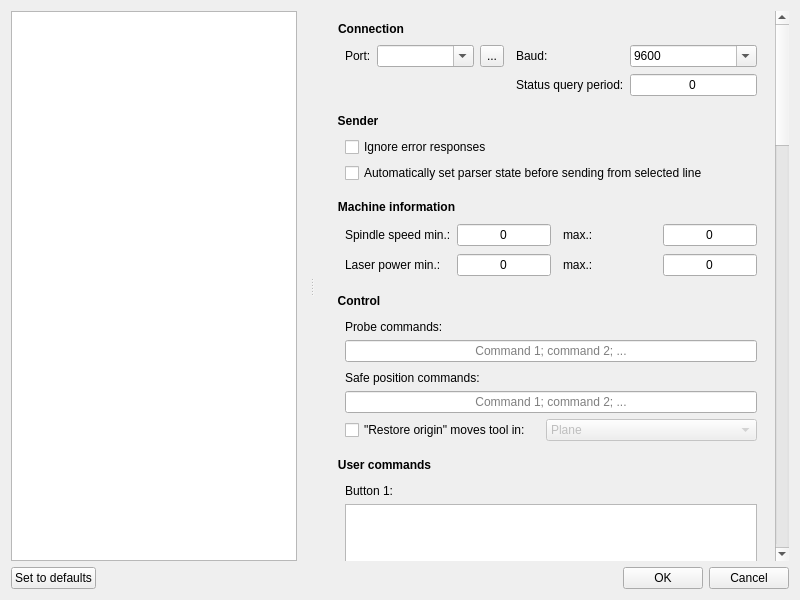
This is src/frmsettings.ui in Denvi/Candle as Qt 5 draws it before an edit. The edited form follows.
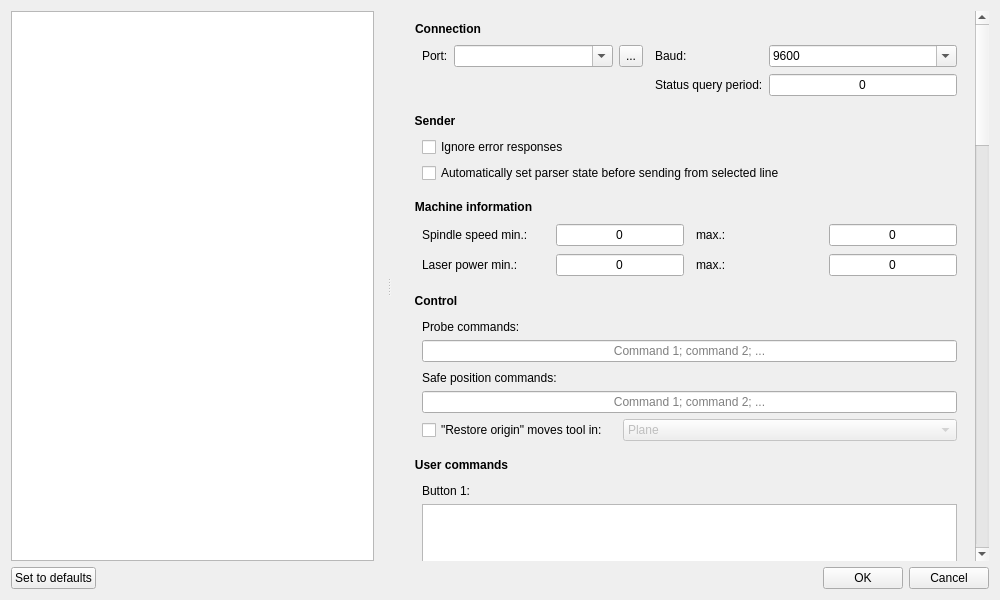
This is the edited form. Icons and pictures are not drawn. Custom widgets are drawn as their Qt base class.

```diff
--- a/src/frmsettings.ui
+++ b/src/frmsettings.ui
@@ -6,7 +6,7 @@
    <rect>
     <x>0</x>
     <y>0</y>
-    <width>800</width>
+    <width>1000</width>
     <height>600</height>
    </rect>
   </property>
@@ -87,8 +87,8 @@
        <property name="geometry">
         <rect>
          <x>0</x>
-         <y>-1921</y>
-         <width>533</width>
+         <y>0</y>
+         <width>621</width>
          <height>2776</height>
         </rect>
        </property>
```
